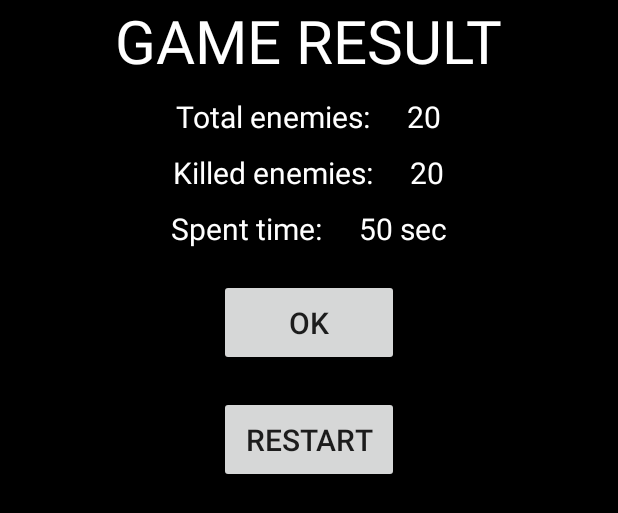
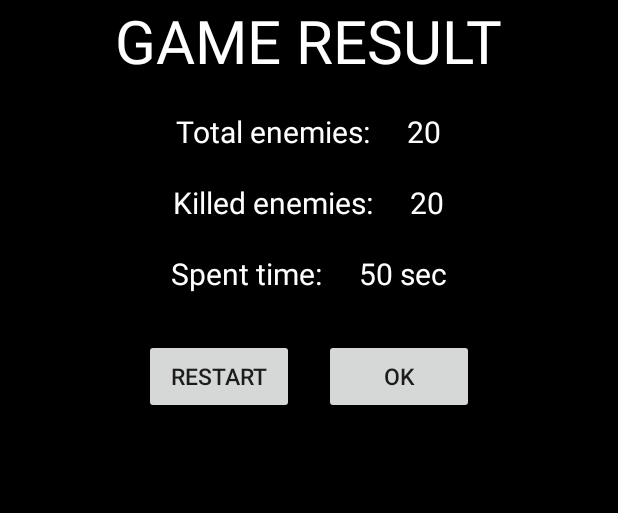
Before and after one commit to albka1986/game_ninja, an Android app: the layout activity_result_game.xml on its own in the app's theme, with its tools: preview values and no code run, on a phone screen of 412 x 824 dp. Shown: the top 513 px of the screen. Run offline under Robolectric (Android 15) with nearby library versions, the phone set to English and light mode, and no system bars.

Commit message:
making timer 50 sec

```diff
--- a/app/src/main/java/com/ponomarenko/shootingRange/Enemy.java
+++ b/app/src/main/java/com/ponomarenko/shootingRange/Enemy.java
@@ -41,7 +41,6 @@ public class Enemy {
 
         //random startDirectionAngle of start direction
         this.startDirectionAngle = 45;
-        Log.e("Test", "Enemy.startDirectionAngle: " + startDirectionAngle);
         currentAngle = this.startDirectionAngle;
     }
 
@@ -80,7 +79,6 @@ public class Enemy {
             currentAngle = reflectVertical(currentAngle);
             x += mSpeed * Math.cos(currentAngle);
             y += mSpeed * Math.sin(currentAngle);
-            Log.e("Test", "vertical reflect: " + currentAngle);
 
         } else if (y <= 0 || y >= gameView.getHeight() * 0.75 - height) {
 
--- a/app/src/main/java/com/ponomarenko/shootingRange/GameView.java
+++ b/app/src/main/java/com/ponomarenko/shootingRange/GameView.java
@@ -20,13 +20,15 @@ import java.util.List;
 import java.util.Random;
 
 import static android.content.Intent.FLAG_ACTIVITY_CLEAR_TOP;
+import static com.ponomarenko.shootingRange.ResultGameActivity.KEY_AMOUNT_KILLED_ENEMIES;
 import static com.ponomarenko.shootingRange.core.MyApplication.screenHeightPx;
 import static com.ponomarenko.shootingRange.core.MyApplication.screenWidthPx;
 
 class GameView extends SurfaceView implements Runnable {
 
     private static final int DELAY_INTENT = 0;
-    private static final long DELAY_TIME = 2500;
+    private static final long DELAY_TIME_3 = 3000;
+    private static final long DELAY_TIME_50 = 50000;
     private SoundPool sounds;
     private int sExplosion;
     private static final int ENEMY_AMOUNT = 20;
@@ -57,6 +59,11 @@ class GameView extends SurfaceView implements Runnable {
                 int newWidth = Math.round(background.getWidth() / scale);
                 int newHeight = Math.round(background.getHeight() / scale);
                 scaledBackground = Bitmap.createScaledBitmap(background, newWidth, newHeight, true);
+
+                Message msg = new Message();
+                msg.what = DELAY_INTENT;
+                splashHandler.sendMessageDelayed(msg, DELAY_TIME_50);
+                Log.e(GameView.class.getSimpleName(), "surfaceCreated: ");
             }
 
             @Override
@@ -103,8 +110,6 @@ class GameView extends SurfaceView implements Runnable {
 
     }
 
-
-
     private class GameThread extends Thread {
 
         private GameView view;
@@ -142,14 +147,9 @@ class GameView extends SurfaceView implements Runnable {
     }
 
 
-
-
     @Override
     public void draw(Canvas canvas) {
         super.draw(canvas);
-
-//        Bitmap background = BitmapFactory.decodeResource(getResources(), R.drawable.background_image_game);
-//        Bitmap scaled = Bitmap.createScaledBitmap(background, Utilities.getWidthPx(getContext()), Utilities.getHeightPx(getContext()), true);
 
         canvas.drawBitmap(scaledBackground, 0, 0, null);
 
@@ -227,14 +227,12 @@ class GameView extends SurfaceView implements Runnable {
                     if (enemies.size() == 0) {
                         Message msg = new Message();
                         msg.what = DELAY_INTENT;
-                        splashHandler.sendMessageDelayed(msg, DELAY_TIME);
+                        splashHandler.sendMessageDelayed(msg, DELAY_TIME_3);
                     }
 
                 }
             }
         }
-
-        Log.e("Test", "Amount of bullets: " + bulletList.size());
     }
 
     private Handler splashHandler = new Handler() {
@@ -242,9 +240,10 @@ class GameView extends SurfaceView implements Runnable {
         public void handleMessage(Message msg) {
             switch (msg.what) {
                 case DELAY_INTENT:
-
                     Intent intent = new Intent(getContext(), ResultGameActivity.class);
                     intent.setFlags(FLAG_ACTIVITY_CLEAR_TOP);
+                    intent.putExtra(KEY_AMOUNT_KILLED_ENEMIES, ENEMY_AMOUNT - enemies.size());
+
                     getContext().startActivity(intent);
 
                     break;
--- a/app/src/main/java/com/ponomarenko/shootingRange/ResultGameActivity.java
+++ b/app/src/main/java/com/ponomarenko/shootingRange/ResultGameActivity.java
@@ -6,9 +6,12 @@ import android.support.annotation.Nullable;
 import android.support.v7.app.AppCompatActivity;
 import android.view.View;
 import android.widget.Button;
+import android.widget.TextView;
 
 
 public class ResultGameActivity extends AppCompatActivity implements View.OnClickListener {
+
+    public static final String KEY_AMOUNT_KILLED_ENEMIES = "killedEnemies";
 
     @Override
     protected void onCreate(@Nullable Bundle savedInstanceState) {
@@ -20,6 +23,10 @@ public class ResultGameActivity extends AppCompatActivity implements View.OnClic
 
         Button resetBtn = (Button) findViewById(R.id.restartBtn);
         resetBtn.setOnClickListener(this);
+
+        String amountKilledEnemies = getIntent().getStringExtra(KEY_AMOUNT_KILLED_ENEMIES);
+        TextView killedAmount = (TextView) findViewById(R.id.killed_enemies_tv);
+        killedAmount.setText(amountKilledEnemies);
     }
 
 
@@ -38,10 +45,7 @@ public class ResultGameActivity extends AppCompatActivity implements View.OnClic
                 intent.setClass(this, MainActivity.class);
                 startActivity(intent);
                 break;
-
         }
-
-
     }
 
     @Override
--- a/app/src/main/java/com/ponomarenko/shootingRange/Utilities.java
+++ b/app/src/main/java/com/ponomarenko/shootingRange/Utilities.java
@@ -2,6 +2,10 @@ package com.ponomarenko.shootingRange;
 
 import android.content.Context;
 import android.util.DisplayMetrics;
+import android.util.Log;
+
+import java.util.Timer;
+import java.util.TimerTask;
 
 public class Utilities {
 
@@ -26,4 +30,6 @@ public class Utilities {
     }
 
 
+
+
 }
--- a/app/src/main/res/layout/activity_result_game.xml
+++ b/app/src/main/res/layout/activity_result_game.xml
@@ -6,7 +6,7 @@
 
     <LinearLayout
         android:layout_width="match_parent"
-        android:layout_height="match_parent"
+        android:layout_height="wrap_content"
         android:gravity="center"
         android:orientation="vertical">
 
@@ -23,15 +23,13 @@
         <LinearLayout
             android:layout_width="wrap_content"
             android:layout_height="wrap_content"
-            android:layout_below="@id/game_result_TV"
-            android:layout_centerHorizontal="true"
-            android:layout_marginTop="10dp"
+            android:layout_marginTop="20dp"
             android:orientation="horizontal">
 
             <TextView
                 android:layout_width="wrap_content"
                 android:layout_height="wrap_content"
-                android:layout_marginRight="20dp"
+                android:layout_marginEnd="20dp"
                 android:text="Total enemies: "
                 android:textColor="#ffffff"
                 android:textSize="@dimen/font_size_middle" />
@@ -48,9 +46,7 @@
         <LinearLayout
             android:layout_width="wrap_content"
             android:layout_height="wrap_content"
-            android:layout_below="@id/game_result_TV"
-            android:layout_centerHorizontal="true"
-            android:layout_marginTop="10dp"
+            android:layout_marginTop="20dp"
             android:orientation="horizontal">
 
             <TextView
@@ -73,9 +69,7 @@
         <LinearLayout
             android:layout_width="wrap_content"
             android:layout_height="wrap_content"
-            android:layout_below="@id/game_result_TV"
-            android:layout_centerHorizontal="true"
-            android:layout_marginTop="10dp"
+            android:layout_marginTop="20dp"
             android:orientation="horizontal">
 
             <TextView
@@ -96,28 +90,30 @@
 
         </LinearLayout>
 
+        <LinearLayout
+            android:layout_width="wrap_content"
+            android:layout_height="wrap_content"
+            android:layout_marginTop="30dp"
+            android:orientation="horizontal">
 
-        <Button
-            android:id="@+id/okBtn"
-            android:layout_width="120dp"
-            android:layout_height="wrap_content"
-            android:layout_alignParentBottom="true"
-            android:layout_centerHorizontal="true"
-            android:layout_marginTop="20dp"
-            android:padding="15dp"
-            android:text="OK"
-            android:textSize="20sp" />
+            <Button
+                android:id="@+id/restartBtn"
+                android:layout_width="100dp"
+                android:layout_height="50dp"
+                android:layout_marginEnd="20dp"
+                android:padding="10dp"
+                android:text="Restart"
+                android:textSize="15sp" />
 
-        <Button
-            android:id="@+id/restartBtn"
-            android:layout_width="120dp"
-            android:layout_height="wrap_content"
-            android:layout_alignParentBottom="true"
-            android:layout_centerHorizontal="true"
-            android:layout_marginTop="20dp"
-            android:padding="15dp"
-            android:text="Restart"
-            android:textSize="20sp" />
+            <Button
+                android:id="@+id/okBtn"
+                android:layout_width="100dp"
+                android:layout_height="50dp"
+                android:padding="10dp"
+                android:text="OK"
+                android:textSize="15sp" />
+
+        </LinearLayout>
 
 
     </LinearLayout>
```
